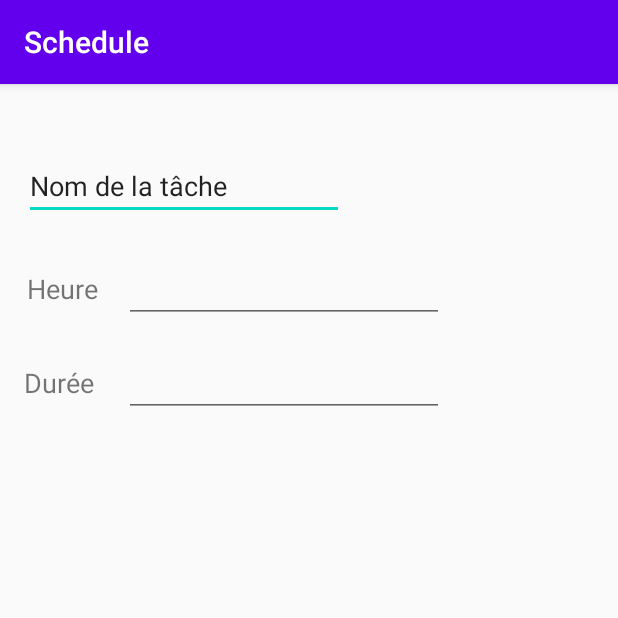
After one commit to HeyCi/Schedule, an Android app: the TaskCreation screen opened directly, with no data from a screen before it, on a phone screen of 412 x 824 dp, the top half of it. The commit adds this screen. Run offline under Robolectric (Android 15) with nearby library versions, the phone set to English and light mode, and no system bars.

Commit message:
front task creation test

```diff
--- a/app/src/main/AndroidManifest.xml
+++ b/app/src/main/AndroidManifest.xml
@@ -9,7 +9,8 @@
         android:roundIcon="@mipmap/ic_launcher_round"
         android:supportsRtl="true"
         android:theme="@style/AppTheme">
-        <activity android:name=".AdultSchedule"></activity>
+        <activity android:name=".TaskCreation"></activity>
+        <activity android:name=".AdultSchedule" />
         <activity android:name=".KidSchedule" />
         <activity android:name=".Connexion" />
         <activity android:name=".MainActivity">
--- a/app/src/main/java/org/demo/schedule/MainActivity.java
+++ b/app/src/main/java/org/demo/schedule/MainActivity.java
@@ -41,7 +41,7 @@ public class MainActivity extends AppCompatActivity implements View.OnClickListe
             finish();
         }
         else if(view == btn_sg) {
-            Intent intent = new Intent(this, AdultSchedule.class);
+            Intent intent = new Intent(this, TaskCreation.class);
             startActivity(intent);
             finish();
         }
--- /dev/null
+++ b/app/src/main/java/org/demo/schedule/TaskCreation.java
@@ -0,0 +1,17 @@
+package org.demo.schedule;
+
+import androidx.appcompat.app.AppCompatActivity;
+import android.widget.TimePicker;
+
+import android.os.Bundle;
+
+public class TaskCreation extends AppCompatActivity {
+
+    @Override
+    protected void onCreate(Bundle savedInstanceState) {
+        super.onCreate(savedInstanceState);
+        setContentView(R.layout.activity_task_creation);
+
+    }
+
+}
--- /dev/null
+++ b/app/src/main/res/layout/activity_task_creation.xml
@@ -0,0 +1,64 @@
+<?xml version="1.0" encoding="utf-8"?>
+<androidx.constraintlayout.widget.ConstraintLayout xmlns:android="http://schemas.android.com/apk/res/android"
+    xmlns:app="http://schemas.android.com/apk/res-auto"
+    xmlns:tools="http://schemas.android.com/tools"
+    android:layout_width="match_parent"
+    android:layout_height="match_parent"
+    tools:context=".TaskCreation">
+
+    <EditText
+        android:id="@+id/editText"
+        android:layout_width="wrap_content"
+        android:layout_height="wrap_content"
+        android:layout_marginTop="45dp"
+        android:ems="10"
+        android:inputType="textPersonName"
+        android:text="Nom de la tâche"
+        app:layout_constraintEnd_toEndOf="parent"
+        app:layout_constraintHorizontal_bias="0.08"
+        app:layout_constraintStart_toStartOf="parent"
+        app:layout_constraintTop_toTopOf="parent" />
+
+    <TextView
+        android:id="@+id/textView"
+        android:layout_width="wrap_content"
+        android:layout_height="wrap_content"
+        android:text="Heure"
+        android:textSize="18sp"
+        app:layout_constraintBaseline_toBaselineOf="@+id/editText2"
+        app:layout_constraintEnd_toStartOf="@+id/editText2"
+        app:layout_constraintStart_toStartOf="parent" />
+
+    <EditText
+        android:id="@+id/editText2"
+        android:layout_width="wrap_content"
+        android:layout_height="wrap_content"
+        android:layout_marginTop="23dp"
+        android:layout_marginEnd="116dp"
+        android:ems="10"
+        android:inputType="time"
+        app:layout_constraintEnd_toEndOf="parent"
+        app:layout_constraintTop_toBottomOf="@+id/editText" />
+
+    <TextView
+        android:id="@+id/textView2"
+        android:layout_width="wrap_content"
+        android:layout_height="wrap_content"
+        android:layout_marginStart="16dp"
+        android:text="Durée"
+        android:textSize="18sp"
+        app:layout_constraintBaseline_toBaselineOf="@+id/editText4"
+        app:layout_constraintStart_toStartOf="parent" />
+
+    <EditText
+        android:id="@+id/editText4"
+        android:layout_width="wrap_content"
+        android:layout_height="wrap_content"
+        android:layout_marginTop="17dp"
+        android:layout_marginEnd="116dp"
+        android:ems="10"
+        android:inputType="time"
+        app:layout_constraintEnd_toEndOf="parent"
+        app:layout_constraintTop_toBottomOf="@+id/editText2" />
+
+</androidx.constraintlayout.widget.ConstraintLayout>
```
